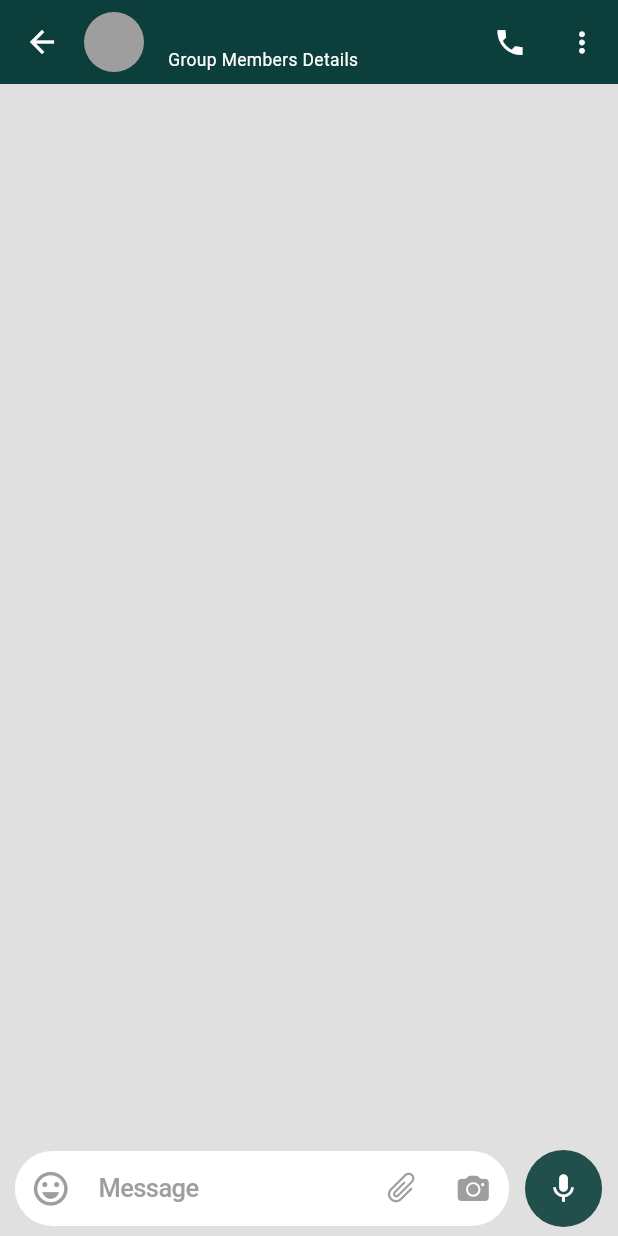
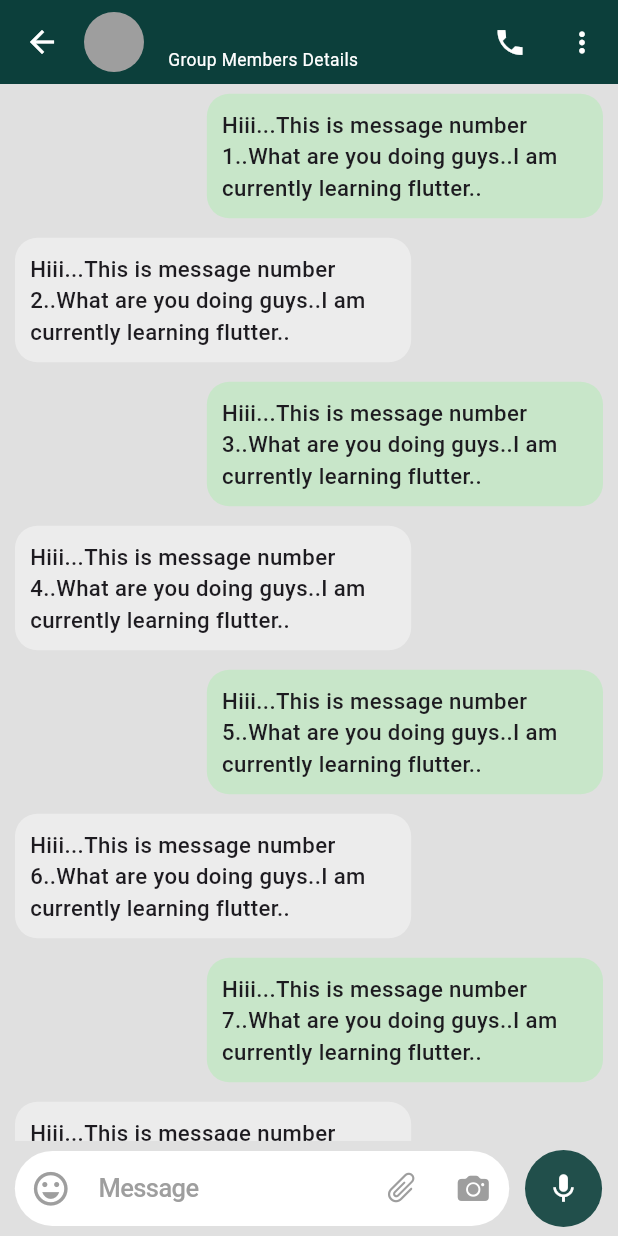
Before and after one commit to MohamdAshiq/WhatsApp-UI, a Flutter app: the EachChatScreen screen opened directly with empty values, on a phone screen of 412 x 824 dp. Run offline on Flutter 3.47's test engine with Material 2 defaults, Android fonts, the phone set to English and light mode, and no system bars; our stand-ins replace flutter_screenutil.

Commit message:
Created Chat Bubble and assigned dummy chats to it

```diff
--- /dev/null
+++ b/lib/Screens/Chat Screen/chat_bubble.dart
@@ -0,0 +1,48 @@
+import 'package:flutter/material.dart';
+import 'package:flutter_screenutil/flutter_screenutil.dart';
+
+class ChatBubble extends StatelessWidget {
+  const ChatBubble({
+    Key? key,
+    required this.msg,
+    required this.isme,
+  }) : super(key: key);
+
+  final String msg;
+  final bool isme;
+
+  @override
+  Widget build(BuildContext context) {
+    return Row(
+      mainAxisAlignment: isme ? MainAxisAlignment.end : MainAxisAlignment.start,
+      children: [
+        Container(
+          margin: const EdgeInsets.symmetric(vertical: 6.5, horizontal: 10),
+          constraints: BoxConstraints(
+            minHeight: 25.h,
+            minWidth: 10.w,
+            maxWidth: 250.h,
+            maxHeight: double.infinity,
+          ),
+          decoration:  BoxDecoration(
+            color: isme? Colors.green.shade100:Colors.white.withOpacity(0.4),
+            borderRadius:const BorderRadius.all(
+              Radius.circular(15),
+            ),
+          ),
+          child: Padding(
+            padding: const EdgeInsets.all(10),
+            child: Text(
+              msg,
+              style:  TextStyle(
+                fontWeight: FontWeight.w500,
+                fontSize: 14.sp,
+              ),
+              softWrap: true,
+            ),
+          ),
+        ),
+      ],
+    );
+  }
+}
--- a/lib/Screens/Chat Screen/each_chat_screen.dart
+++ b/lib/Screens/Chat Screen/each_chat_screen.dart
@@ -1,6 +1,7 @@
 import 'package:flutter/material.dart';
 import 'package:flutter_screenutil/flutter_screenutil.dart';
 import 'package:whatsapp_ui/Constants/constants.dart';
+import 'package:whatsapp_ui/Screens/Chat%20Screen/chat_bubble.dart';
 import 'package:whatsapp_ui/Widgets/bottom_textfield_widget.dart';
 import 'package:whatsapp_ui/Widgets/icon_button_widget.dart';
 
@@ -87,6 +88,24 @@ class EachChatScreen extends StatelessWidget {
           ),
         ),
       ),
+      body: Column(
+        children: [
+          Expanded(
+            child: ListView.builder(
+              shrinkWrap: true,
+              itemCount: 10,
+              itemBuilder: (context, index) => ChatBubble(
+                msg:
+                    "Hiii...This is message number ${index+1}..What are you doing guys..I am currently learning flutter..",
+                isme: index.isEven ? true : false,
+              ),
+            ),
+          ),
+          const SizedBox(
+            height: 50,
+          )
+        ],
+      ),
     );
   }
 }
```
